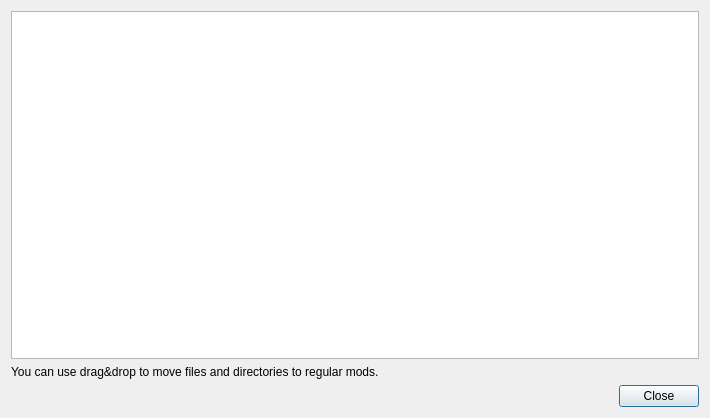
This is modorganizer/src/overwriteinfodialog.ui in Holt59/mo2-merge as Qt 5 draws it before an edit. The edited form follows.
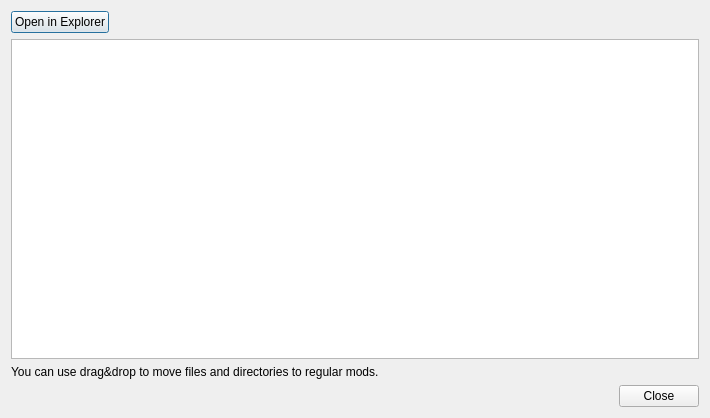
This is the edited form.

Commit message: [modorganizer] Add open in explorer button to Overwrite dialog.

What changed in the file:
```diff
--- a/modorganizer/src/overwriteinfodialog.ui
+++ b/modorganizer/src/overwriteinfodialog.ui
@@ -14,6 +14,13 @@
    <string>Overwrite</string>
   </property>
   <layout class="QVBoxLayout" name="verticalLayout">
+   <item alignment="Qt::AlignLeft">
+    <widget class="QPushButton" name="explorerButton">
+     <property name="text">
+      <string>Open in Explorer</string>
+     </property>
+    </widget>
+   </item>
    <item>
     <widget class="QTreeView" name="filesView">
      <property name="contextMenuPolicy">
```
The commit also changes 2 other files.
